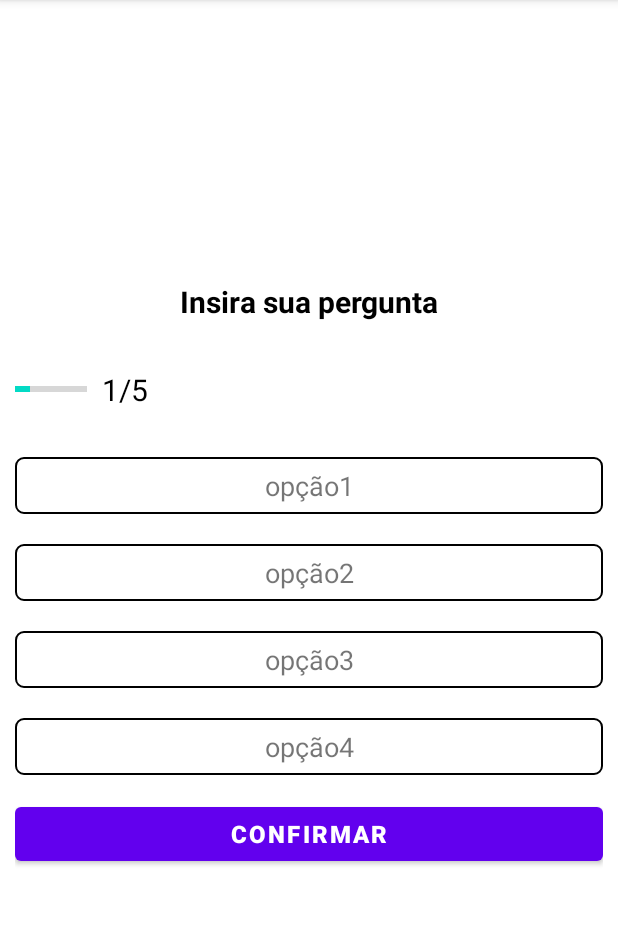
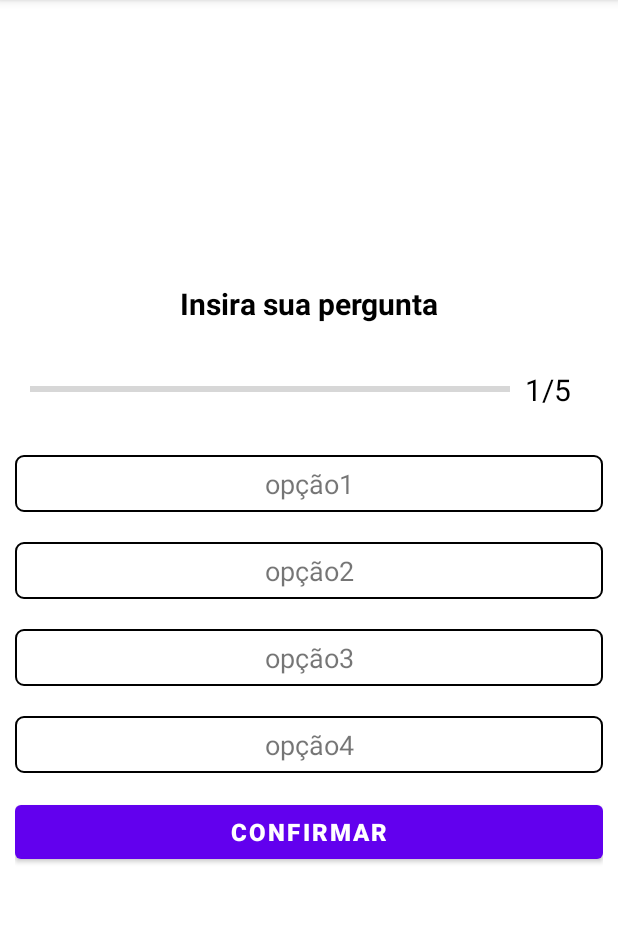
Before and after one commit to Camilay3/TheQuizzApp, an Android app: the QuestionActivity screen opened directly, with no data from a screen before it, on a phone screen of 412 x 824 dp, the part 84-1009 px from its top. Run offline under Robolectric (Android 15) with nearby library versions, the phone set to English and light mode, and no system bars.

Commit message:
41:47 (bug resolvido)
O código relacionado à progressBar do vídeo não funcionava, com pesquisas e testes foi resolvido

```diff
--- a/app/src/main/res/layout/activity_question.xml
+++ b/app/src/main/res/layout/activity_question.xml
@@ -24,6 +24,7 @@
         android:layout_marginTop="20dp"
         android:orientation="horizontal"
         android:gravity="center_vertical">
+        <!-- O CÓDIGO DO TUTORIAL QUE NÃO DEU CERTO
         <ProgressBar
             android:layout_width="0dp"
             android:layout_height="wrap_content"
@@ -33,6 +34,17 @@
             android:minHeight="50dp"
             style="?android:progressBarStyleHorizontal"/>
             />
+        -->
+
+        <ProgressBar
+            android:layout_width="320dp"
+            android:layout_height="wrap_content"
+            android:layout_marginLeft="10dp"
+            android:max="5"
+            android:progress="0"
+            android:id="@+id/progress_horizontal"
+            style="?android:attr/progressBarStyleHorizontal"/>
+
         <TextView
             android:layout_width="match_parent"
             android:layout_height="wrap_content"
```
